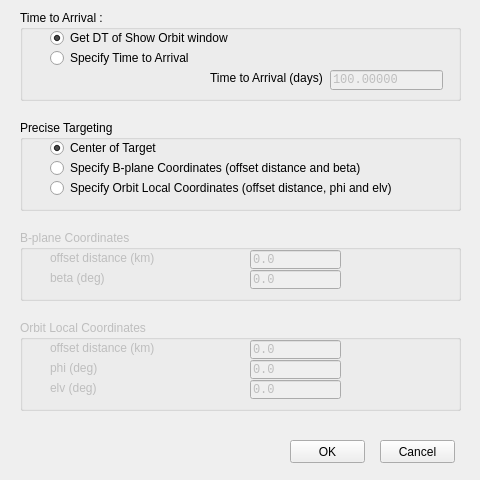
Qt form ui/ftasettingdialog.ui (whiskie14142/SolarSystemVoyager) before a commit.
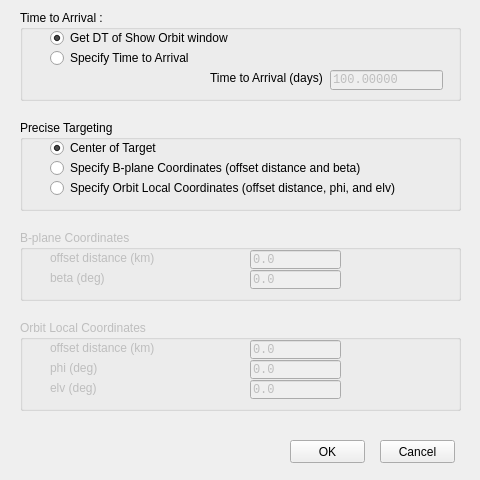
The same form after that commit.

Commit message: small correction again

The edit to the form file:
```diff
--- a/ui/ftasettingdialog.ui
+++ b/ui/ftasettingdialog.ui
@@ -296,7 +296,7 @@
      </rect>
     </property>
     <property name="text">
-     <string>Specify Orbit Local Coordinates (offset distance, phi and elv)</string>
+     <string>Specify Orbit Local Coordinates (offset distance, phi, and elv)</string>
     </property>
    </widget>
   </widget>
```
The commit also changes 1 other file.
